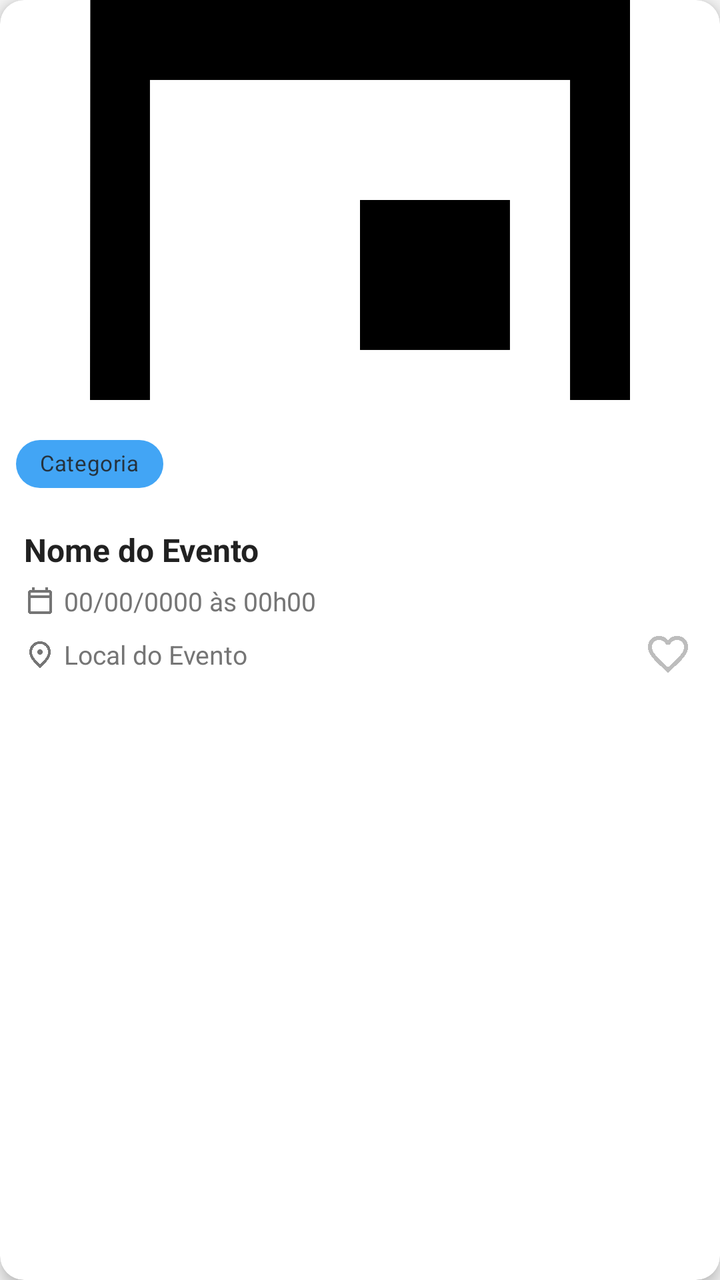
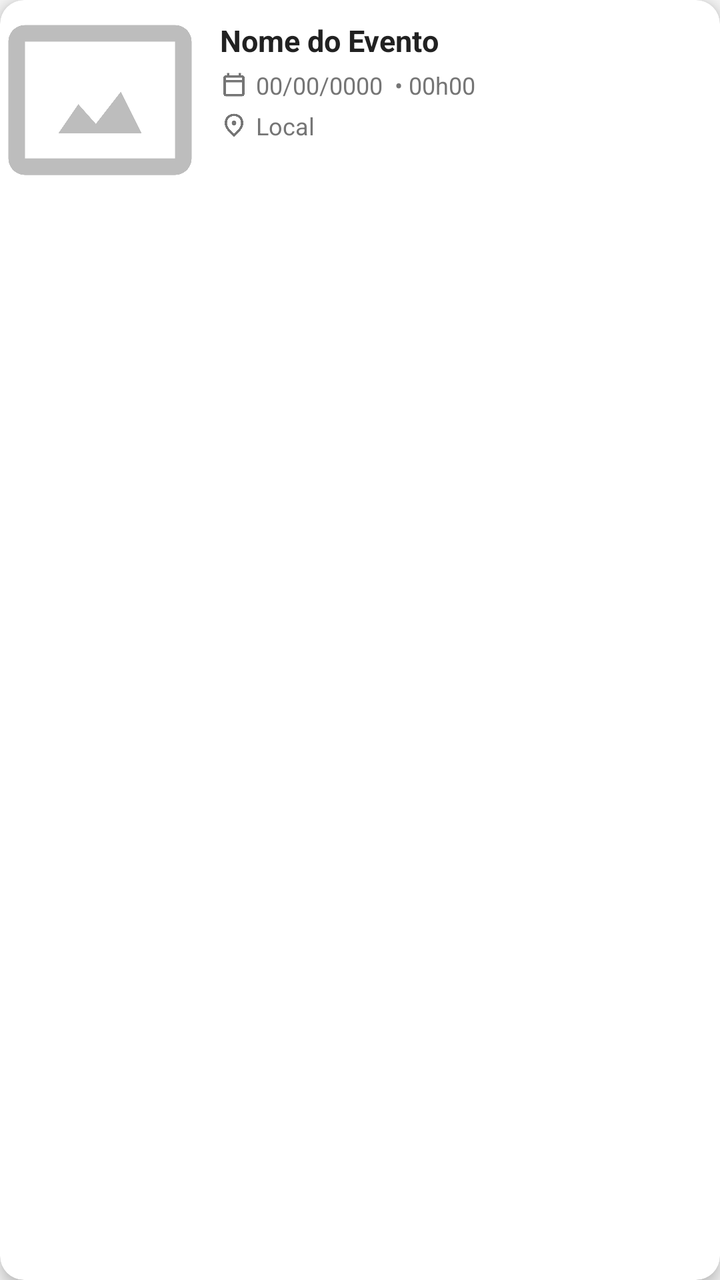

Before-and-after screenshots of an Android layout around one commit, followed by the original layout XML and the change that was made.
<!-- AndroidManifest.xml: application theme Theme.EventosIbirama -->
<!-- res/layout/item_evento.xml -->
<?xml version="1.0" encoding="utf-8"?>
<com.google.android.material.card.MaterialCardView
    xmlns:android="http://schemas.android.com/apk/res/android"
    xmlns:app="http://schemas.android.com/apk/res-auto"
    android:id="@+id/cardEvento"
    style="@style/CardStyle"
    android:layout_width="match_parent"
    android:layout_height="wrap_content"
    android:layout_margin="8dp"
    android:clickable="true"
    android:focusable="true">

    <LinearLayout
        android:layout_width="match_parent"
        android:layout_height="wrap_content"
        android:orientation="vertical">

        
        <ImageView
            android:id="@+id/ivEvento"
            android:layout_width="match_parent"
            android:layout_height="@dimen/event_image_height"
            android:scaleType="centerCrop"
            android:src="@drawable/ic_event" />

        
        <com.google.android.material.chip.Chip
            android:id="@+id/chipCategoria"
            android:layout_width="wrap_content"
            android:layout_height="wrap_content"
            android:layout_margin="8dp"
            android:text="Categoria"
            android:textSize="11sp"
            app:chipBackgroundColor="@color/primary_light"
            app:chipMinHeight="24dp" />

        <LinearLayout
            android:layout_width="match_parent"
            android:layout_height="wrap_content"
            android:orientation="vertical"
            android:paddingStart="12dp"
            android:paddingEnd="12dp"
            android:paddingBottom="12dp">

            
            <TextView
                android:id="@+id/tvNomeEvento"
                android:layout_width="match_parent"
                android:layout_height="wrap_content"
                android:maxLines="2"
                android:text="Nome do Evento"
                android:textColor="@color/on_surface"
                android:textSize="16sp"
                android:textStyle="bold" />

            
            <LinearLayout
                android:layout_width="match_parent"
                android:layout_height="wrap_content"
                android:layout_marginTop="6dp"
                android:gravity="center_vertical"
                android:orientation="horizontal">

                <ImageView
                    android:layout_width="16dp"
                    android:layout_height="16dp"
                    android:src="@drawable/ic_calendar"
                    android:tint="@color/text_secondary" />

                <TextView
                    android:id="@+id/tvDataEvento"
                    android:layout_width="wrap_content"
                    android:layout_height="wrap_content"
                    android:layout_marginStart="4dp"
                    android:text="00/00/0000 às 00h00"
                    android:textColor="@color/text_secondary"
                    android:textSize="13sp" />
            </LinearLayout>

            
            <LinearLayout
                android:layout_width="match_parent"
                android:layout_height="wrap_content"
                android:layout_marginTop="4dp"
                android:gravity="center_vertical"
                android:orientation="horizontal">

                <ImageView
                    android:layout_width="16dp"
                    android:layout_height="16dp"
                    android:src="@drawable/ic_location"
                    android:tint="@color/text_secondary" />

                <TextView
                    android:id="@+id/tvLocalEvento"
                    android:layout_width="0dp"
                    android:layout_height="wrap_content"
                    android:layout_marginStart="4dp"
                    android:layout_weight="1"
                    android:ellipsize="end"
                    android:maxLines="1"
                    android:text="Local do Evento"
                    android:textColor="@color/text_secondary"
                    android:textSize="13sp" />

                
                <ImageView
                    android:id="@+id/ivFavorito"
                    android:layout_width="28dp"
                    android:layout_height="28dp"
                    android:padding="2dp"
                    android:src="@drawable/ic_favorite_border"
                    android:tint="@color/favorite_inactive" />
            </LinearLayout>
        </LinearLayout>
    </LinearLayout>

</com.google.android.material.card.MaterialCardView>
<!-- resources referenced by this layout -->
<resources>
  <color name="favorite_inactive">#BDBDBD</color>
  <color name="on_surface">#212121</color>
  <color name="primary_light">#42A5F5</color>
  <color name="text_secondary">#757575</color>
  <dimen name="event_image_height">200dp</dimen>
  <!-- drawable ic_calendar (drawable) -->
  <vector xmlns:android="http://schemas.android.com/apk/res/android" android:height="24dp" android:tint="#000000" android:viewportHeight="960" android:viewportWidth="960" android:width="24dp">
        
      <path android:fillColor="@android:color/white" android:pathData="M200,880Q167,880 143.5,856.5Q120,833 120,800L120,240Q120,207 143.5,183.5Q167,160 200,160L240,160L240,80L320,80L320,160L640,160L640,80L720,80L720,160L760,160Q793,160 816.5,183.5Q840,207 840,240L840,800Q840,833 816.5,856.5Q793,880 760,880L200,880ZM200,800L760,800Q760,800 760,800Q760,800 760,800L760,400L200,400L200,800Q200,800 200,800Q200,800 200,800ZM200,320L760,320L760,240Q760,240 760,240Q760,240 760,240L200,240Q200,240 200,240Q200,240 200,240L200,320ZM200,320L200,240Q200,240 200,240Q200,240 200,240L200,240Q200,240 200,240Q200,240 200,240L200,320Z"/>
      
  </vector>
  <!-- drawable ic_event (drawable) -->
  <vector xmlns:android="http://schemas.android.com/apk/res/android" android:height="24dp" android:tint="#000000" android:viewportHeight="24" android:viewportWidth="24" android:width="24dp">
        
      <path android:fillColor="@android:color/white" android:pathData="M17,12h-5v5h5v-5zM16,1v2L8,3L8,1L6,1v2L5,3c-1.11,0 -1.99,0.9 -1.99,2L3,19c0,1.1 0.89,2 2,2h14c1.1,0 2,-0.9 2,-2L21,5c0,-1.1 -0.9,-2 -2,-2h-1L18,1h-2zM19,19L5,19L5,8h14v11z"/>
      
  </vector>
  <!-- drawable ic_favorite_border (drawable) -->
  <vector xmlns:android="http://schemas.android.com/apk/res/android" android:height="24dp" android:tint="#000000" android:viewportHeight="960" android:viewportWidth="960" android:width="24dp">
        
      <path android:fillColor="@android:color/white" android:pathData="M480,840L422,788Q321,697 255,631Q189,565 150,512.5Q111,460 95.5,416Q80,372 80,326Q80,232 143,169Q206,106 300,106Q352,106 399,128Q446,150 480,190Q514,150 561,128Q608,106 660,106Q754,106 817,169Q880,232 880,326Q880,372 864.5,416Q849,460 810,512.5Q771,565 705,631Q639,697 538,788L480,840ZM480,732Q576,646 638,584.5Q700,523 736,477.5Q772,432 786,396.5Q800,361 800,326Q800,266 760,226Q720,186 660,186Q613,186 573,212.5Q533,239 518,280L518,280L442,280L442,280Q427,239 387,212.5Q347,186 300,186Q240,186 200,226Q160,266 160,326Q160,361 174,396.5Q188,432 224,477.5Q260,523 322,584.5Q384,646 480,732ZM480,459Q480,459 480,459Q480,459 480,459Q480,459 480,459Q480,459 480,459Q480,459 480,459Q480,459 480,459Q480,459 480,459Q480,459 480,459L480,459L480,459L480,459Q480,459 480,459Q480,459 480,459Q480,459 480,459Q480,459 480,459Q480,459 480,459Q480,459 480,459Q480,459 480,459Q480,459 480,459Z"/>
      
  </vector>
  <style name="CardStyle" parent="Widget.MaterialComponents.CardView">
          <item name="cardElevation">4dp</item>
          <item name="cardCornerRadius">12dp</item>
          <item name="contentPaddingBottom">0dp</item>
      </style>
  <style name="Theme.EventosIbirama" parent="Theme.MaterialComponents.DayNight.NoActionBar">
          <item name="colorPrimary">@color/primary</item>
          <item name="colorPrimaryDark">@color/primary_dark</item>
          <item name="colorAccent">@color/accent</item>
          <item name="android:windowBackground">@color/background</item>
          <item name="colorSurface">@color/surface</item>
          <item name="colorOnSurface">@color/on_surface</item>
          <item name="colorError">@color/error</item>
      </style>
  <color name="primary">#1565C0</color>
  <color name="primary_dark">#0D47A1</color>
  <color name="accent">#FF6F00</color>
  <color name="background">#F5F5F5</color>
  <color name="surface">#FFFFFF</color>
  <color name="error">#D32F2F</color>
  <!-- unchanged entries left out for length: 1 -->
</resources>

<!-- the commit's change to res/layout/item_evento.xml (unified diff, before → after) -->
@@ -2,7 +2,6 @@
 <com.google.android.material.card.MaterialCardView
     xmlns:android="http://schemas.android.com/apk/res/android"
     xmlns:app="http://schemas.android.com/apk/res-auto"
-    android:id="@+id/cardEvento"
     style="@style/CardStyle"
     android:layout_width="match_parent"
     android:layout_height="wrap_content"
@@ -13,68 +12,66 @@
     <LinearLayout
         android:layout_width="match_parent"
         android:layout_height="wrap_content"
-        android:orientation="vertical">
+        android:orientation="horizontal">
 
         
         <ImageView
-            android:id="@+id/ivEvento"
-            android:layout_width="match_parent"
-            android:layout_height="@dimen/event_image_height"
+            android:id="@+id/iv_imagem_evento"
+            android:layout_width="100dp"
+            android:layout_height="100dp"
             android:scaleType="centerCrop"
-            android:src="@drawable/ic_event" />
+            android:src="@drawable/ic_evento_placeholder" />
 
         
-        <com.google.android.material.chip.Chip
-            android:id="@+id/chipCategoria"
-            android:layout_width="wrap_content"
+        <LinearLayout
+            android:layout_width="0dp"
             android:layout_height="wrap_content"
-            android:layout_margin="8dp"
-            android:text="Categoria"
-            android:textSize="11sp"
-            app:chipBackgroundColor="@color/primary_light"
-            app:chipMinHeight="24dp" />
+            android:layout_weight="1"
+            android:orientation="vertical"
+            android:padding="10dp">
 
-        <LinearLayout
-            android:layout_width="match_parent"
-            android:layout_height="wrap_content"
-            android:orientation="vertical"
-            android:paddingStart="12dp"
-            android:paddingEnd="12dp"
-            android:paddingBottom="12dp">
-
-            
             <TextView
-                android:id="@+id/tvNomeEvento"
+                android:id="@+id/tv_nome_evento"
                 android:layout_width="match_parent"
                 android:layout_height="wrap_content"
                 android:maxLines="2"
                 android:text="Nome do Evento"
                 android:textColor="@color/on_surface"
-                android:textSize="16sp"
+                android:textSize="15sp"
                 android:textStyle="bold" />
 
             
             <LinearLayout
                 android:layout_width="match_parent"
                 android:layout_height="wrap_content"
-                android:layout_marginTop="6dp"
+                android:layout_marginTop="4dp"
                 android:gravity="center_vertical"
                 android:orientation="horizontal">
 
                 <ImageView
-                    android:layout_width="16dp"
-                    android:layout_height="16dp"
+                    android:layout_width="14dp"
+                    android:layout_height="14dp"
                     android:src="@drawable/ic_calendar"
                     android:tint="@color/text_secondary" />
 
                 <TextView
-                    android:id="@+id/tvDataEvento"
+                    android:id="@+id/tv_data_evento"
                     android:layout_width="wrap_content"
                     android:layout_height="wrap_content"
                     android:layout_marginStart="4dp"
-                    android:text="00/00/0000 às 00h00"
+                    android:text="00/00/0000"
                     android:textColor="@color/text_secondary"
-                    android:textSize="13sp" />
+                    android:textSize="12sp" />
+
+                
+                <TextView
+                    android:id="@+id/tv_hora_evento"
+                    android:layout_width="wrap_content"
+                    android:layout_height="wrap_content"
+                    android:layout_marginStart="6dp"
+                    android:text="• 00h00"
+                    android:textColor="@color/text_secondary"
+                    android:textSize="12sp" />
             </LinearLayout>
 
             
@@ -86,32 +83,24 @@
                 android:orientation="horizontal">
 
                 <ImageView
-                    android:layout_width="16dp"
-                    android:layout_height="16dp"
+                    android:layout_width="14dp"
+                    android:layout_height="14dp"
                     android:src="@drawable/ic_location"
                     android:tint="@color/text_secondary" />
 
                 <TextView
-                    android:id="@+id/tvLocalEvento"
+                    android:id="@+id/tv_local_evento"
                     android:layout_width="0dp"
                     android:layout_height="wrap_content"
                     android:layout_marginStart="4dp"
                     android:layout_weight="1"
                     android:ellipsize="end"
                     android:maxLines="1"
-                    android:text="Local do Evento"
+                    android:text="Local"
                     android:textColor="@color/text_secondary"
-                    android:textSize="13sp" />
+                    android:textSize="12sp" />
+            </LinearLayout>
 
-                
-                <ImageView
-                    android:id="@+id/ivFavorito"
-                    android:layout_width="28dp"
-                    android:layout_height="28dp"
-                    android:padding="2dp"
-                    android:src="@drawable/ic_favorite_border"
-                    android:tint="@color/favorite_inactive" />
-            </LinearLayout>
         </LinearLayout>
     </LinearLayout>
 
<!-- resource entries referenced after the edit -->
@@ -1,27 +1,22 @@
 <!-- resources referenced by this layout -->
 <resources>
-  <color name="favorite_inactive">#BDBDBD</color>
   <color name="on_surface">#212121</color>
-  <color name="primary_light">#42A5F5</color>
   <color name="text_secondary">#757575</color>
-  <dimen name="event_image_height">200dp</dimen>
   <!-- drawable ic_calendar (drawable) -->
   <vector xmlns:android="http://schemas.android.com/apk/res/android" android:height="24dp" android:tint="#000000" android:viewportHeight="960" android:viewportWidth="960" android:width="24dp">
         
       <path android:fillColor="@android:color/white" android:pathData="M200,880Q167,880 143.5,856.5Q120,833 120,800L120,240Q120,207 143.5,183.5Q167,160 200,160L240,160L240,80L320,80L320,160L640,160L640,80L720,80L720,160L760,160Q793,160 816.5,183.5Q840,207 840,240L840,800Q840,833 816.5,856.5Q793,880 760,880L200,880ZM200,800L760,800Q760,800 760,800Q760,800 760,800L760,400L200,400L200,800Q200,800 200,800Q200,800 200,800ZM200,320L760,320L760,240Q760,240 760,240Q760,240 760,240L200,240Q200,240 200,240Q200,240 200,240L200,320ZM200,320L200,240Q200,240 200,240Q200,240 200,240L200,240Q200,240 200,240Q200,240 200,240L200,320Z"/>
       
   </vector>
-  <!-- drawable ic_event (drawable) -->
-  <vector xmlns:android="http://schemas.android.com/apk/res/android" android:height="24dp" android:tint="#000000" android:viewportHeight="24" android:viewportWidth="24" android:width="24dp">
-        
-      <path android:fillColor="@android:color/white" android:pathData="M17,12h-5v5h5v-5zM16,1v2L8,3L8,1L6,1v2L5,3c-1.11,0 -1.99,0.9 -1.99,2L3,19c0,1.1 0.89,2 2,2h14c1.1,0 2,-0.9 2,-2L21,5c0,-1.1 -0.9,-2 -2,-2h-1L18,1h-2zM19,19L5,19L5,8h14v11z"/>
-      
-  </vector>
-  <!-- drawable ic_favorite_border (drawable) -->
-  <vector xmlns:android="http://schemas.android.com/apk/res/android" android:height="24dp" android:tint="#000000" android:viewportHeight="960" android:viewportWidth="960" android:width="24dp">
-        
-      <path android:fillColor="@android:color/white" android:pathData="M480,840L422,788Q321,697 255,631Q189,565 150,512.5Q111,460 95.5,416Q80,372 80,326Q80,232 143,169Q206,106 300,106Q352,106 399,128Q446,150 480,190Q514,150 561,128Q608,106 660,106Q754,106 817,169Q880,232 880,326Q880,372 864.5,416Q849,460 810,512.5Q771,565 705,631Q639,697 538,788L480,840ZM480,732Q576,646 638,584.5Q700,523 736,477.5Q772,432 786,396.5Q800,361 800,326Q800,266 760,226Q720,186 660,186Q613,186 573,212.5Q533,239 518,280L518,280L442,280L442,280Q427,239 387,212.5Q347,186 300,186Q240,186 200,226Q160,266 160,326Q160,361 174,396.5Q188,432 224,477.5Q260,523 322,584.5Q384,646 480,732ZM480,459Q480,459 480,459Q480,459 480,459Q480,459 480,459Q480,459 480,459Q480,459 480,459Q480,459 480,459Q480,459 480,459Q480,459 480,459L480,459L480,459L480,459Q480,459 480,459Q480,459 480,459Q480,459 480,459Q480,459 480,459Q480,459 480,459Q480,459 480,459Q480,459 480,459Q480,459 480,459Z"/>
-      
+  <!-- drawable ic_evento_placeholder (drawable) -->
+  <vector xmlns:android="http://schemas.android.com/apk/res/android"
+      android:width="24dp"
+      android:height="24dp"
+      android:viewportWidth="24"
+      android:viewportHeight="24">
+      <path
+          android:fillColor="#BDBDBD"
+          android:pathData="M21,3L3,3c-1.1,0 -2,0.9 -2,2v14c0,1.1 0.9,2 2,2h18c1.1,0 2,-0.9 2,-2L23,5c0,-1.1 -0.9,-2 -2,-2zM21,19L3,19L3,5h18v14zM14.5,11l-3,3.86 -2.1,-2.36L7,16h10z"/>
   </vector>
   <style name="CardStyle" parent="Widget.MaterialComponents.CardView">
           <item name="cardElevation">4dp</item>
